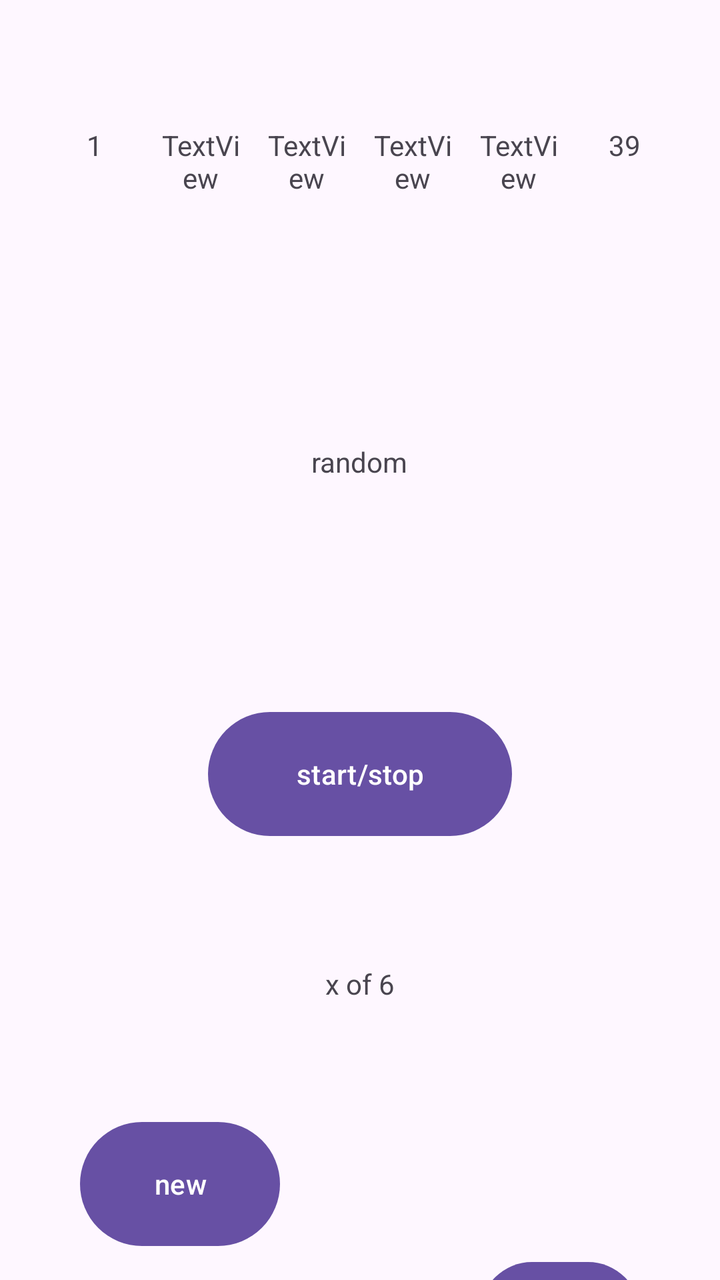
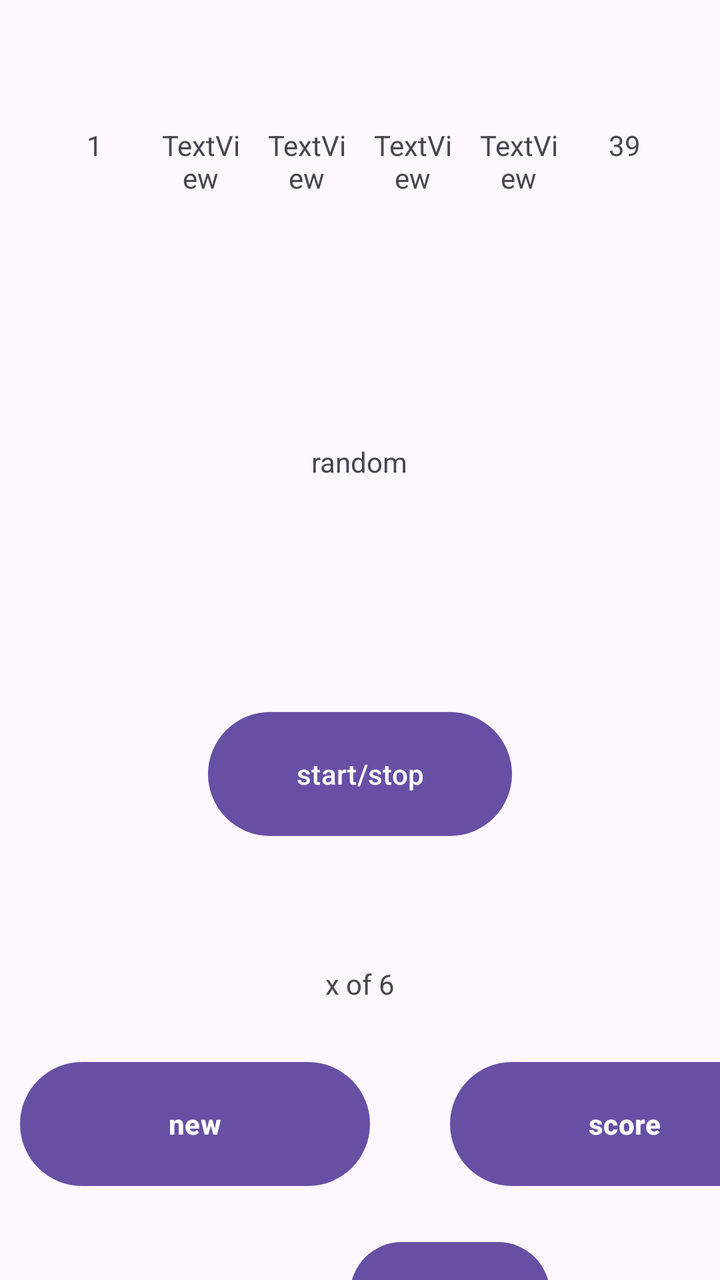

The first picture is an Android layout as it rendered before a commit; the second is the same layout after the commit. The layout source and the unified diff follow.
<!-- AndroidManifest.xml: application theme Theme.MyApplication1 -->
<!-- res/layout/activity_main.xml -->
<?xml version="1.0" encoding="utf-8"?>
<LinearLayout xmlns:android="http://schemas.android.com/apk/res/android"
    xmlns:app="http://schemas.android.com/apk/res-auto"
    xmlns:tools="http://schemas.android.com/tools"
    android:id="@+id/main"
    android:layout_width="match_parent"
    android:layout_height="match_parent"
    android:orientation="vertical"
    tools:context=".MainActivity">

    <LinearLayout
        android:layout_width="match_parent"
        android:layout_height="wrap_content"
        android:orientation="horizontal"
        android:padding="25dp"
        android:layout_marginTop="25dp">

        <TextView
            android:id="@+id/textView"
            android:layout_width="0dp"
            android:layout_height="45dp"
            android:layout_weight="1"
            android:gravity="center"
            android:text="1"
            tools:layout_editor_absoluteX="4dp"
            tools:layout_editor_absoluteY="63dp" />

        <TextView
            android:id="@+id/textView2"
            android:layout_width="0dp"
            android:layout_height="45dp"
            android:layout_marginStart="8dp"
            android:layout_weight="1"
            android:gravity="center"
            android:text="TextView"
            tools:layout_editor_absoluteX="123dp"
            tools:layout_editor_absoluteY="60dp" />

        <TextView
            android:id="@+id/textView3"
            android:layout_width="0dp"
            android:layout_height="45dp"
            android:layout_marginStart="8dp"
            android:layout_weight="1"
            android:gravity="center"
            android:text="TextView"
            tools:layout_editor_absoluteX="208dp"
            tools:layout_editor_absoluteY="63dp" />

        <TextView
            android:id="@+id/textView4"
            android:layout_width="0dp"
            android:layout_height="45dp"
            android:layout_marginStart="8dp"
            android:layout_weight="1"
            android:gravity="center"
            android:text="TextView"
            tools:layout_editor_absoluteX="282dp"
            tools:layout_editor_absoluteY="62dp" />

        <TextView
            android:id="@+id/textView5"
            android:layout_width="0dp"
            android:layout_height="45dp"
            android:layout_marginStart="8dp"
            android:layout_weight="1"
            android:gravity="center"
            android:text="TextView"
            tools:layout_editor_absoluteX="62dp"
            tools:layout_editor_absoluteY="109dp" />

        <TextView
            android:id="@+id/textView6"
            android:layout_width="0dp"
            android:layout_height="45dp"
            android:layout_weight="1"
            android:gravity="center"
            android:text="39"
            android:layout_marginStart="8dp"
            tools:layout_editor_absoluteX="165dp"
            tools:layout_editor_absoluteY="116dp" />
    </LinearLayout>

    <TextView
        android:id="@+id/textView7"
        android:layout_width="159dp"
        android:layout_height="162dp"
        android:layout_gravity="center"
        android:layout_marginTop="30dp"
        android:gravity="center"
        android:text="random" />

    <Button
        android:id="@+id/button"
        android:layout_width="152dp"
        android:layout_height="70dp"
        android:layout_gravity="center"
        android:layout_marginTop="40dp"
        android:text="start/stop" />


    <TextView
        android:id="@+id/points"
        android:layout_width="200dp"
        android:layout_height="70dp"
        android:layout_gravity="center"
        android:layout_marginTop="35dp"
        android:gravity="center"
        android:text="x of 6" />

    <Button
        android:id="@+id/button2"
        android:layout_width="100dp"
        android:layout_height="70dp"
        android:layout_marginLeft="40dp"
        android:layout_marginTop="30dp"
        android:text="new" />

    <Button
        android:id="@+id/exitButton"
        android:layout_width="80dp"
        android:layout_height="60dp"
        android:layout_marginLeft="240dp"
        android:text="Exit" />

    <Button
        android:id="@+id/button3"
        android:layout_width="90dp"
        android:layout_height="70dp"
        android:layout_marginLeft="40dp"
        android:text="score" />


</LinearLayout>
<!-- resources referenced by this layout -->
<resources>
  <style name="Theme.MyApplication1" parent="Base.Theme.MyApplication1" />
  <style name="Base.Theme.MyApplication1" parent="Theme.Material3.DayNight.NoActionBar">
          
          
      </style>
</resources>

<!-- the commit's change to res/layout/activity_main.xml (unified diff, before → after) -->
@@ -108,27 +108,38 @@
         android:gravity="center"
         android:text="x of 6" />
 
+    <LinearLayout
+        android:layout_width="400dp"
+        android:layout_height="70dp"
+        android:orientation="horizontal">
     <Button
         android:id="@+id/button2"
-        android:layout_width="100dp"
+        android:layout_width="0dp"
         android:layout_height="70dp"
-        android:layout_marginLeft="40dp"
-        android:layout_marginTop="30dp"
-        android:text="new" />
+        android:layout_weight="1"
+        android:layout_marginLeft="10dp"
+        android:text="new"
+        android:textStyle="bold"/>
+        <Button
+            android:id="@+id/button3"
+            android:layout_width="0dp"
+            android:layout_height="70dp"
+            android:layout_weight="1"
+            android:layout_marginLeft="40dp"
+            android:text="score"
+            android:textStyle="bold"/>
+    </LinearLayout>
 
     <Button
         android:id="@+id/exitButton"
-        android:layout_width="80dp"
+        android:layout_width="100dp"
         android:layout_height="60dp"
-        android:layout_marginLeft="240dp"
-        android:text="Exit" />
+        android:layout_marginLeft="175dp"
+        android:layout_marginTop="20dp"
+        android:text="Exit"
+        android:textStyle="bold"/>
 
-    <Button
-        android:id="@+id/button3"
-        android:layout_width="90dp"
-        android:layout_height="70dp"
-        android:layout_marginLeft="40dp"
-        android:text="score" />
+
 
 
 </LinearLayout>
